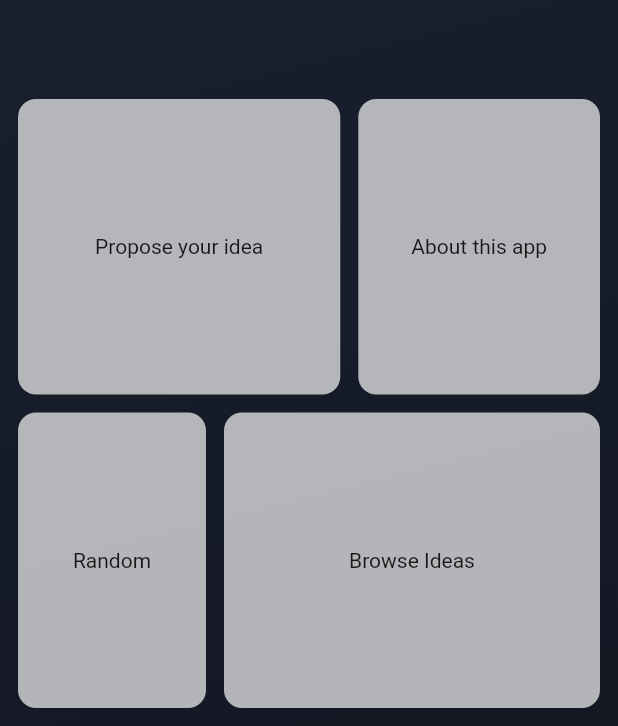
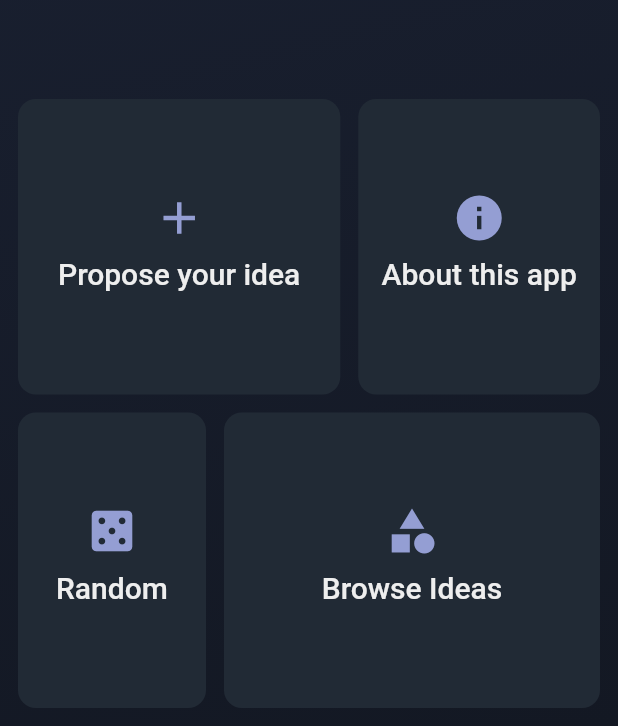
Before and after one commit to mivoligo/app_ideas, a Flutter app: the screen it shows after launch, on a phone screen of 412 x 824 dp, the part 510-1236 px from its top. Run offline on Flutter 3.47's test engine with Material 2 defaults, Android fonts, the phone set to English and light mode, and no system bars; our stand-ins replace bloc, equatable, flutter_bloc.

Commit message:
Mess around with home page UI even more

```diff
--- a/lib/home/view/home_page.dart
+++ b/lib/home/view/home_page.dart
@@ -42,6 +42,7 @@ class HomePage extends StatelessWidget {
                       flex: 4,
                       child: ClickableCard(
                         title: 'Propose your idea',
+                        icon: Icons.add,
                         onTap: () {},
                       ),
                     ),
@@ -50,6 +51,7 @@ class HomePage extends StatelessWidget {
                       flex: 3,
                       child: ClickableCard(
                         title: 'About this app',
+                        icon: Icons.info,
                         onTap: () {},
                       ),
                     ),
@@ -64,6 +66,7 @@ class HomePage extends StatelessWidget {
                       flex: 1,
                       child: ClickableCard(
                         title: 'Random',
+                        icon: Icons.casino,
                         onTap: () {},
                       ),
                     ),
@@ -72,6 +75,7 @@ class HomePage extends StatelessWidget {
                       flex: 2,
                       child: ClickableCard(
                         title: 'Browse Ideas',
+                        icon: Icons.category,
                         onTap: () => Navigator.of(context).push(
                           MaterialPageRoute(
                             builder: (context) => const IdeasPage(),
--- a/lib/home/view/widgets/clickable_card.dart
+++ b/lib/home/view/widgets/clickable_card.dart
@@ -5,9 +5,13 @@ class ClickableCard extends StatelessWidget {
     Key? key,
     required this.onTap,
     this.title = '',
+    required this.icon,
+    this.backgroundColorInt = 0xFF212A35,
   }) : super(key: key);
 
   final String title;
+  final IconData icon;
+  final int backgroundColorInt;
   final VoidCallback onTap;
 
   @override
@@ -16,10 +20,30 @@ class ClickableCard extends StatelessWidget {
       onTap: onTap,
       child: Container(
         decoration: BoxDecoration(
-          color: const Color(0xBBEEEEEE),
+          color: Color(backgroundColorInt),
           borderRadius: BorderRadius.circular(12.0),
         ),
-        child: Center(child: Text(title)),
+        child: Column(
+          mainAxisAlignment: MainAxisAlignment.center,
+          children: [
+            Icon(
+              icon,
+              color: const Color(0xFF949ED3),
+              size: 36,
+            ),
+            Padding(
+              padding: const EdgeInsets.all(8.0),
+              child: Text(
+                title,
+                textAlign: TextAlign.center,
+                style: Theme.of(context)
+                    .textTheme
+                    .headline6
+                    ?.copyWith(color: Colors.grey.shade200),
+              ),
+            ),
+          ],
+        ),
       ),
     );
   }
```
